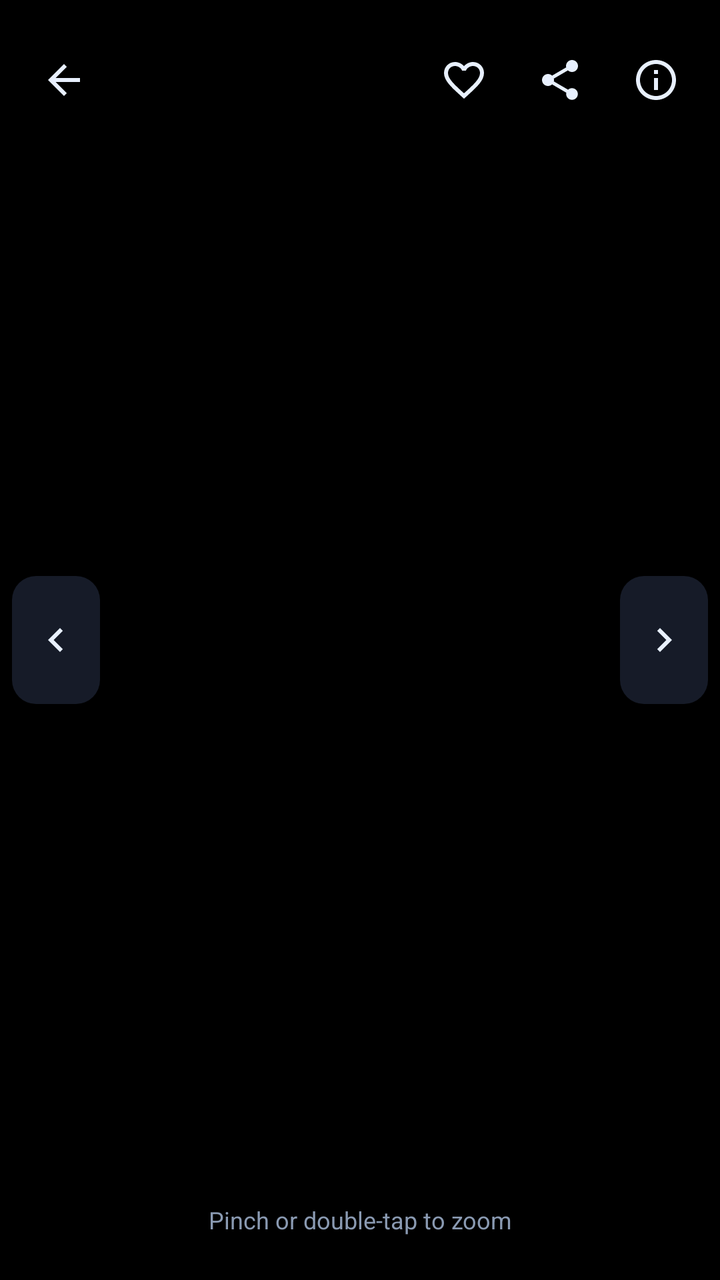
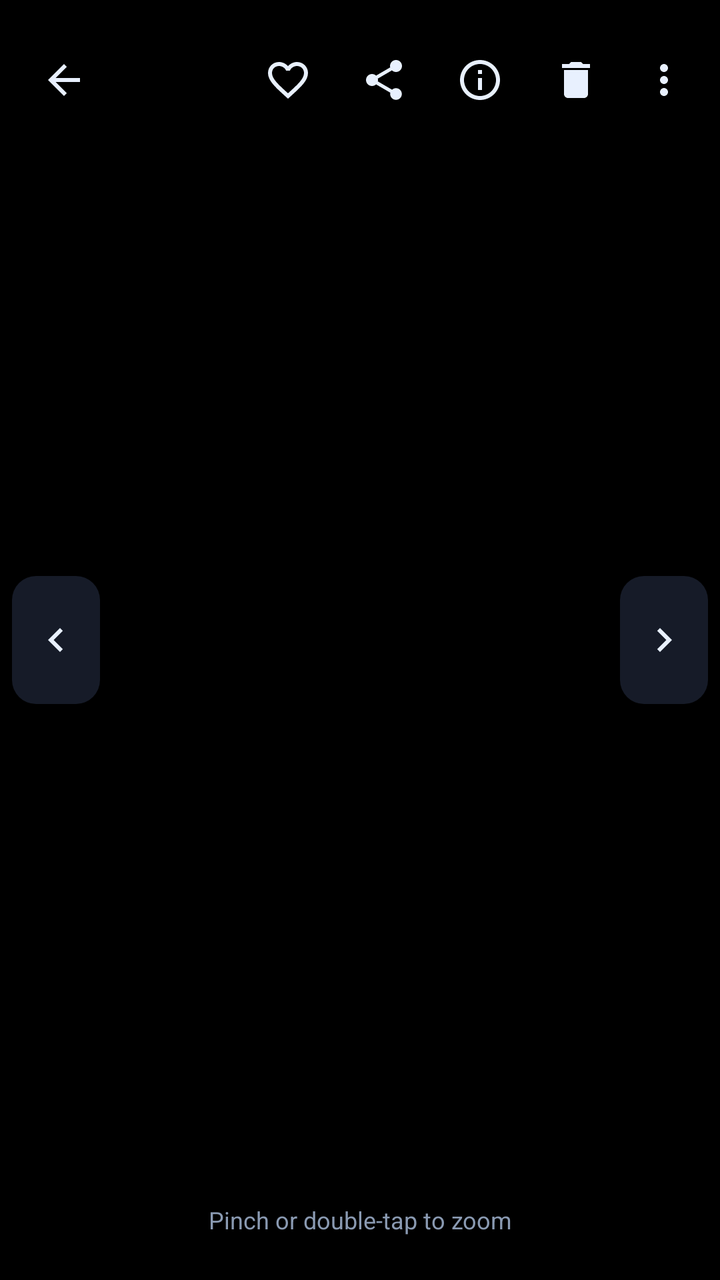

Compare the two renders of this Android layout. The source of the first and the diff that turns it into the second are given below.
<!-- AndroidManifest.xml: activity theme Theme.NKT.Video -->
<!-- res/layout/activity_viewer.xml -->
<?xml version="1.0" encoding="utf-8"?>
<FrameLayout xmlns:android="http://schemas.android.com/apk/res/android"
    android:layout_width="match_parent"
    android:layout_height="match_parent"
    android:background="#FF000000">

    <androidx.recyclerview.widget.RecyclerView
        android:id="@+id/vw_pager"
        android:layout_width="match_parent"
        android:layout_height="match_parent" />

    
    <ImageButton
        android:id="@+id/vw_prev"
        android:layout_width="44dp"
        android:layout_height="64dp"
        android:layout_gravity="start|center_vertical"
        android:layout_marginStart="6dp"
        android:background="@drawable/bg_side_btn"
        android:contentDescription="@string/cd_prev_item"
        android:src="@drawable/ic_chevron_left"
        android:tint="@color/text" />

    <ImageButton
        android:id="@+id/vw_next"
        android:layout_width="44dp"
        android:layout_height="64dp"
        android:layout_gravity="end|center_vertical"
        android:layout_marginEnd="6dp"
        android:background="@drawable/bg_side_btn"
        android:contentDescription="@string/cd_next_item"
        android:src="@drawable/ic_chevron_right"
        android:tint="@color/text" />

    <LinearLayout
        android:id="@+id/vw_top"
        android:layout_width="match_parent"
        android:layout_height="wrap_content"
        android:layout_gravity="top"
        android:background="@drawable/bg_viewer_top"
        android:gravity="center_vertical"
        android:orientation="horizontal"
        android:paddingStart="8dp"
        android:paddingTop="16dp"
        android:paddingEnd="8dp"
        android:paddingBottom="30dp">

        <ImageButton
            android:id="@+id/vw_back"
            android:layout_width="48dp"
            android:layout_height="48dp"
            android:background="@android:color/transparent"
            android:contentDescription="@string/cd_back"
            android:src="@drawable/ic_back"
            android:tint="@color/text" />

        <LinearLayout
            android:layout_width="0dp"
            android:layout_height="wrap_content"
            android:layout_marginStart="4dp"
            android:layout_weight="1"
            android:orientation="vertical">

            <TextView
                android:id="@+id/vw_title"
                android:layout_width="match_parent"
                android:layout_height="wrap_content"
                android:ellipsize="end"
                android:maxLines="1"
                android:textColor="@color/text"
                android:textSize="14sp" />

            <TextView
                android:id="@+id/vw_sub"
                android:layout_width="match_parent"
                android:layout_height="wrap_content"
                android:ellipsize="end"
                android:maxLines="1"
                android:textColor="@color/muted"
                android:textSize="12sp" />
        </LinearLayout>

        <ImageButton
            android:id="@+id/vw_full"
            android:layout_width="48dp"
            android:layout_height="48dp"
            android:background="@android:color/transparent"
            android:contentDescription="@string/cd_full_player"
            android:src="@drawable/ic_fullscreen"
            android:tint="@color/text"
            android:visibility="gone" />

        <ImageButton
            android:id="@+id/vw_fav"
            android:layout_width="48dp"
            android:layout_height="48dp"
            android:background="@android:color/transparent"
            android:contentDescription="@string/favourite"
            android:src="@drawable/ic_heart"
            android:tint="@color/text" />

        <ImageButton
            android:id="@+id/vw_share"
            android:layout_width="48dp"
            android:layout_height="48dp"
            android:background="@android:color/transparent"
            android:contentDescription="@string/share"
            android:src="@drawable/ic_share"
            android:tint="@color/text" />

        <ImageButton
            android:id="@+id/vw_info"
            android:layout_width="48dp"
            android:layout_height="48dp"
            android:background="@android:color/transparent"
            android:contentDescription="@string/properties"
            android:src="@drawable/ic_info"
            android:tint="@color/text" />
    </LinearLayout>

    <LinearLayout
        android:id="@+id/vw_bottom"
        android:layout_width="match_parent"
        android:layout_height="wrap_content"
        android:layout_gravity="bottom"
        android:background="@drawable/bg_viewer_bottom"
        android:orientation="vertical"
        android:paddingTop="40dp"
        android:paddingBottom="22dp">

        <androidx.recyclerview.widget.RecyclerView
            android:id="@+id/vw_film"
            android:layout_width="match_parent"
            android:layout_height="48dp"
            android:clipToPadding="false"
            android:paddingStart="12dp"
            android:paddingEnd="12dp" />

        <TextView
            android:id="@+id/vw_hint"
            android:layout_width="match_parent"
            android:layout_height="wrap_content"
            android:layout_marginTop="12dp"
            android:gravity="center"
            android:paddingStart="16dp"
            android:paddingEnd="16dp"
            android:text="@string/viewer_hint"
            android:textColor="@color/muted"
            android:textSize="12sp" />
    </LinearLayout>
</FrameLayout>
<!-- resources referenced by this layout -->
<resources>
  <color name="muted">#FF8A9AB2</color>
  <color name="text">#FFE8F0FE</color>
  <!-- drawable bg_viewer_bottom (drawable) -->
  <?xml version="1.0" encoding="utf-8"?>
  <shape xmlns:android="http://schemas.android.com/apk/res/android" android:shape="rectangle">
      <gradient android:angle="90" android:startColor="#D9000000" android:endColor="#00000000" />
  </shape>
  <!-- drawable bg_viewer_top (drawable) -->
  <?xml version="1.0" encoding="utf-8"?>
  <shape xmlns:android="http://schemas.android.com/apk/res/android" android:shape="rectangle">
      <gradient android:angle="270" android:startColor="#CC000000" android:endColor="#00000000" />
  </shape>
  <!-- drawable ic_back (drawable) -->
  <?xml version="1.0" encoding="utf-8"?>
  <vector xmlns:android="http://schemas.android.com/apk/res/android"
      android:width="24dp" android:height="24dp"
      android:viewportWidth="24" android:viewportHeight="24">
      <path android:fillColor="#FFFFFFFF" android:pathData="M20,11H7.83l5.59,-5.59L12,4l-8,8 8,8 1.41,-1.41L7.83,13H20v-2z" />
  </vector>
  <!-- drawable ic_chevron_left (drawable) -->
  <?xml version="1.0" encoding="utf-8"?>
  <vector xmlns:android="http://schemas.android.com/apk/res/android"
      android:width="24dp" android:height="24dp"
      android:viewportWidth="24" android:viewportHeight="24">
      <path android:fillColor="#FFFFFFFF" android:pathData="M15.41,7.41L14,6l-6,6 6,6 1.41,-1.41L10.83,12z" />
  </vector>
  <!-- drawable ic_chevron_right (drawable) -->
  <?xml version="1.0" encoding="utf-8"?>
  <vector xmlns:android="http://schemas.android.com/apk/res/android"
      android:width="24dp" android:height="24dp"
      android:viewportWidth="24" android:viewportHeight="24">
      <path android:fillColor="#FFFFFFFF" android:pathData="M10,6L8.59,7.41 13.17,12l-4.58,4.59L10,18l6,-6z" />
  </vector>
  <!-- drawable ic_fullscreen (drawable) -->
  <?xml version="1.0" encoding="utf-8"?>
  <vector xmlns:android="http://schemas.android.com/apk/res/android"
      android:width="24dp" android:height="24dp"
      android:viewportWidth="24" android:viewportHeight="24">
      <path android:fillColor="#FFFFFFFF" android:pathData="M7,14H5v5h5v-2H7v-3zM5,10h2V7h3V5H5v5zM17,17h-3v2h5v-5h-2v3zM14,5v2h3v3h2V5h-5z" />
  </vector>
  <string name="cd_back">Back</string>
  <string name="cd_full_player">Open in the video player</string>
  <string name="cd_next_item">Next photo or video</string>
  <string name="cd_prev_item">Previous photo or video</string>
  <string name="favourite">♥ Favourite</string>
  <string name="properties">Properties</string>
  <string name="share">Share</string>
  <string name="viewer_hint">Pinch or double-tap to zoom</string>
  <style name="Theme.NKT.Video">
          <item name="android:windowBackground">#FF000000</item>
          <item name="android:windowFullscreen">true</item>
      </style>
  <!-- unchanged entries left out for length: 4 -->
</resources>

<!-- the commit's change to res/layout/activity_viewer.xml (unified diff, before → after) -->
@@ -116,6 +116,25 @@
             android:contentDescription="@string/properties"
             android:src="@drawable/ic_info"
             android:tint="@color/text" />
+
+        <ImageButton
+            android:id="@+id/vw_delete"
+            android:layout_width="48dp"
+            android:layout_height="48dp"
+            android:background="@android:color/transparent"
+            android:contentDescription="@string/delete"
+            android:src="@drawable/ic_delete"
+            android:tint="@color/text" />
+
+        
+        <ImageButton
+            android:id="@+id/vw_more"
+            android:layout_width="40dp"
+            android:layout_height="48dp"
+            android:background="@android:color/transparent"
+            android:contentDescription="@string/cd_more"
+            android:src="@drawable/ic_more"
+            android:tint="@color/text" />
     </LinearLayout>
 
     <LinearLayout
@@ -127,6 +146,48 @@
         android:orientation="vertical"
         android:paddingTop="40dp"
         android:paddingBottom="22dp">
+
+        
+        <LinearLayout
+            android:id="@+id/vw_seek_row"
+            android:layout_width="match_parent"
+            android:layout_height="wrap_content"
+            android:layout_marginBottom="10dp"
+            android:gravity="center_vertical"
+            android:orientation="horizontal"
+            android:paddingStart="14dp"
+            android:paddingEnd="14dp"
+            android:visibility="gone">
+
+            <TextView
+                android:id="@+id/vw_pos"
+                android:layout_width="wrap_content"
+                android:layout_height="wrap_content"
+                android:minWidth="40dp"
+                android:text="0:00"
+                android:textColor="@color/text"
+                android:textSize="12sp" />
+
+            <SeekBar
+                android:id="@+id/vw_seek"
+                android:layout_width="0dp"
+                android:layout_height="wrap_content"
+                android:layout_weight="1"
+                android:max="1000"
+                android:progressBackgroundTint="#66FFFFFF"
+                android:progressTint="@color/accent"
+                android:thumbTint="@color/accent" />
+
+            <TextView
+                android:id="@+id/vw_dur"
+                android:layout_width="wrap_content"
+                android:layout_height="wrap_content"
+                android:gravity="end"
+                android:minWidth="40dp"
+                android:text="0:00"
+                android:textColor="@color/text"
+                android:textSize="12sp" />
+        </LinearLayout>
 
         <androidx.recyclerview.widget.RecyclerView
             android:id="@+id/vw_film"
<!-- resource entries referenced after the edit -->
@@ -1,5 +1,6 @@
 <!-- resources referenced by this layout -->
 <resources>
+  <color name="accent">#FF00E5FF</color>
   <color name="muted">#FF8A9AB2</color>
   <color name="text">#FFE8F0FE</color>
   <!-- drawable bg_viewer_bottom (drawable) -->
@@ -33,6 +34,13 @@
       android:viewportWidth="24" android:viewportHeight="24">
       <path android:fillColor="#FFFFFFFF" android:pathData="M10,6L8.59,7.41 13.17,12l-4.58,4.59L10,18l6,-6z" />
   </vector>
+  <!-- drawable ic_delete (drawable) -->
+  <?xml version="1.0" encoding="utf-8"?>
+  <vector xmlns:android="http://schemas.android.com/apk/res/android"
+      android:width="24dp" android:height="24dp" android:viewportWidth="24" android:viewportHeight="24">
+      <path android:fillColor="#FFFFFFFF"
+          android:pathData="M6,19c0,1.1 0.9,2 2,2h8c1.1,0 2,-0.9 2,-2V7H6v12zM19,4h-3.5l-1,-1h-5l-1,1H5v2h14V4z" />
+  </vector>
   <!-- drawable ic_fullscreen (drawable) -->
   <?xml version="1.0" encoding="utf-8"?>
   <vector xmlns:android="http://schemas.android.com/apk/res/android"
@@ -40,10 +48,19 @@
       android:viewportWidth="24" android:viewportHeight="24">
       <path android:fillColor="#FFFFFFFF" android:pathData="M7,14H5v5h5v-2H7v-3zM5,10h2V7h3V5H5v5zM17,17h-3v2h5v-5h-2v3zM14,5v2h3v3h2V5h-5z" />
   </vector>
+  <!-- drawable ic_more (drawable) -->
+  <?xml version="1.0" encoding="utf-8"?>
+  <vector xmlns:android="http://schemas.android.com/apk/res/android"
+      android:width="24dp" android:height="24dp"
+      android:viewportWidth="24" android:viewportHeight="24">
+      <path android:fillColor="#FFFFFFFF" android:pathData="M12,8c1.1,0 2,-0.9 2,-2s-0.9,-2 -2,-2 -2,0.9 -2,2 0.9,2 2,2zM12,10c-1.1,0 -2,0.9 -2,2s0.9,2 2,2 2,-0.9 2,-2 -0.9,-2 -2,-2zM12,16c-1.1,0 -2,0.9 -2,2s0.9,2 2,2 2,-0.9 2,-2 -0.9,-2 -2,-2z" />
+  </vector>
   <string name="cd_back">Back</string>
   <string name="cd_full_player">Open in the video player</string>
+  <string name="cd_more">More options</string>
   <string name="cd_next_item">Next photo or video</string>
   <string name="cd_prev_item">Previous photo or video</string>
+  <string name="delete">Delete</string>
   <string name="favourite">♥ Favourite</string>
   <string name="properties">Properties</string>
   <string name="share">Share</string>
